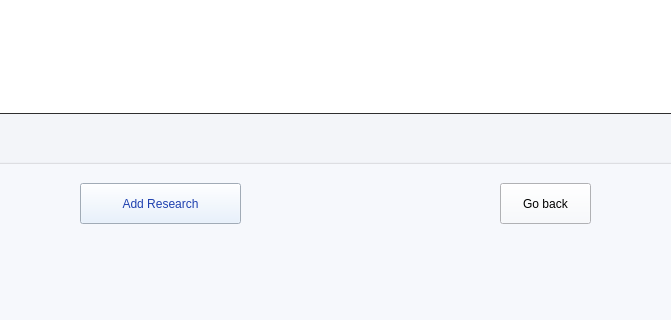
Qt form mainwindow.ui (Confused-Guy/Smart-research-publication-management) before a commit; both pictures show x 260 to 931 and y 447 to 767 of the 1298 by 767 pixel window.
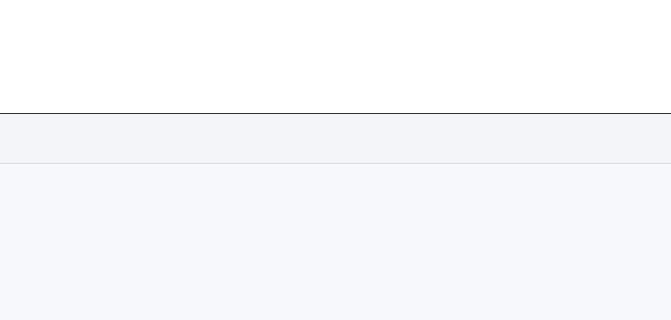
The same form after that commit. The open tabs and pages were chosen to show the change. Icons and pictures are not drawn.

The edit to the form file:
```diff
--- a/mainwindow.ui
+++ b/mainwindow.ui
@@ -8197,274 +8197,6 @@
      </widget>
     </widget>
     <widget class="QWidget" name="page_7">
-     <widget class="QPushButton" name="backHome2">
-      <property name="geometry">
-       <rect>
-        <x>690</x>
-        <y>630</y>
-        <width>91</width>
-        <height>41</height>
-       </rect>
-      </property>
-      <property name="toolTip">
-       <string>Quit</string>
-      </property>
-      <property name="text">
-       <string>Go back</string>
-      </property>
-      <property name="iconSize">
-       <size>
-        <width>25</width>
-        <height>25</height>
-       </size>
-      </property>
-     </widget>
-     <widget class="QPushButton" name="pushButton_2">
-      <property name="geometry">
-       <rect>
-        <x>270</x>
-        <y>630</y>
-        <width>161</width>
-        <height>41</height>
-       </rect>
-      </property>
-      <property name="palette">
-       <palette>
-        <active>
-         <colorrole role="WindowText">
-          <brush brushstyle="SolidPattern">
-           <color alpha="255">
-            <red>30</red>
-            <green>64</green>
-            <blue>175</blue>
-           </color>
-          </brush>
-         </colorrole>
-         <colorrole role="Button">
-          <brush brushstyle="SolidPattern">
-           <color alpha="255">
-            <red>226</red>
-            <green>239</green>
-            <blue>255</blue>
-           </color>
-          </brush>
-         </colorrole>
-         <colorrole role="Text">
-          <brush brushstyle="SolidPattern">
-           <color alpha="255">
-            <red>30</red>
-            <green>64</green>
-            <blue>175</blue>
-           </color>
-          </brush>
-         </colorrole>
-         <colorrole role="ButtonText">
-          <brush brushstyle="SolidPattern">
-           <color alpha="255">
-            <red>30</red>
-            <green>64</green>
-            <blue>175</blue>
-           </color>
-          </brush>
-         </colorrole>
-         <colorrole role="Base">
-          <brush brushstyle="SolidPattern">
-           <color alpha="255">
-            <red>226</red>
-            <green>239</green>
-            <blue>255</blue>
-           </color>
-          </brush>
-         </colorrole>
-         <colorrole role="Window">
-          <brush brushstyle="SolidPattern">
-           <color alpha="255">
-            <red>226</red>
-            <green>239</green>
-            <blue>255</blue>
-           </color>
-          </brush>
-         </colorrole>
-         <colorrole role="Highlight">
-          <brush brushstyle="SolidPattern">
-           <color alpha="255">
-            <red>31</red>
-            <green>155</green>
-            <blue>93</blue>
-           </color>
-          </brush>
-         </colorrole>
-         <colorrole role="PlaceholderText">
-          <brush brushstyle="SolidPattern">
-           <color alpha="128">
-            <red>30</red>
-            <green>64</green>
-            <blue>175</blue>
-           </color>
-          </brush>
-         </colorrole>
-        </active>
-        <inactive>
-         <colorrole role="WindowText">
-          <brush brushstyle="SolidPattern">
-           <color alpha="255">
-            <red>30</red>
-            <green>64</green>
-            <blue>175</blue>
-           </color>
-          </brush>
-         </colorrole>
-         <colorrole role="Button">
-          <brush brushstyle="SolidPattern">
-           <color alpha="255">
-            <red>226</red>
-            <green>239</green>
-            <blue>255</blue>
-           </color>
-          </brush>
-         </colorrole>
-         <colorrole role="Text">
-          <brush brushstyle="SolidPattern">
-           <color alpha="255">
-            <red>30</red>
-            <green>64</green>
-            <blue>175</blue>
-           </color>
-          </brush>
-         </colorrole>
-         <colorrole role="ButtonText">
-          <brush brushstyle="SolidPattern">
-           <color alpha="255">
-            <red>30</red>
-            <green>64</green>
-            <blue>175</blue>
-           </color>
-          </brush>
-         </colorrole>
-         <colorrole role="Base">
-          <brush brushstyle="SolidPattern">
-           <color alpha="255">
-            <red>226</red>
-            <green>239</green>
-            <blue>255</blue>
-           </color>
-          </brush>
-         </colorrole>
-         <colorrole role="Window">
-          <brush brushstyle="SolidPattern">
-           <color alpha="255">
-            <red>226</red>
-            <green>239</green>
-            <blue>255</blue>
-           </color>
-          </brush>
-         </colorrole>
-         <colorrole role="Highlight">
-          <brush brushstyle="SolidPattern">
-           <color alpha="255">
-            <red>31</red>
-            <green>155</green>
-            <blue>93</blue>
-           </color>
-          </brush>
-         </colorrole>
-         <colorrole role="PlaceholderText">
-          <brush brushstyle="SolidPattern">
-           <color alpha="128">
-            <red>30</red>
-            <green>64</green>
-            <blue>175</blue>
-           </color>
-          </brush>
-         </colorrole>
-        </inactive>
-        <disabled>
-         <colorrole role="WindowText">
-          <brush brushstyle="SolidPattern">
-           <color alpha="255">
-            <red>30</red>
-            <green>64</green>
-            <blue>175</blue>
-           </color>
-          </brush>
-         </colorrole>
-         <colorrole role="Button">
-          <brush brushstyle="SolidPattern">
-           <color alpha="255">
-            <red>226</red>
-            <green>239</green>
-            <blue>255</blue>
-           </color>
-          </brush>
-         </colorrole>
-         <colorrole role="Text">
-          <brush brushstyle="SolidPattern">
-           <color alpha="255">
-            <red>30</red>
-            <green>64</green>
-            <blue>175</blue>
-           </color>
-          </brush>
-         </colorrole>
-         <colorrole role="ButtonText">
-          <brush brushstyle="SolidPattern">
-           <color alpha="255">
-            <red>30</red>
-            <green>64</green>
-            <blue>175</blue>
-           </color>
-          </brush>
-         </colorrole>
-         <colorrole role="Base">
-          <brush brushstyle="SolidPattern">
-           <color alpha="255">
-            <red>226</red>
-            <green>239</green>
-            <blue>255</blue>
-           </color>
-          </brush>
-         </colorrole>
-         <colorrole role="Window">
-          <brush brushstyle="SolidPattern">
-           <color alpha="255">
-            <red>226</red>
-            <green>239</green>
-            <blue>255</blue>
-           </color>
-          </brush>
-         </colorrole>
-         <colorrole role="Highlight">
-          <brush brushstyle="SolidPattern">
-           <color alpha="255">
-            <red>31</red>
-            <green>155</green>
-            <blue>93</blue>
-           </color>
-          </brush>
-         </colorrole>
-         <colorrole role="PlaceholderText">
-          <brush brushstyle="SolidPattern">
-           <color alpha="128">
-            <red>30</red>
-            <green>64</green>
-            <blue>175</blue>
-           </color>
-          </brush>
-         </colorrole>
-        </disabled>
-       </palette>
-      </property>
-      <property name="cursor">
-       <cursorShape>PointingHandCursor</cursorShape>
-      </property>
-      <property name="text">
-       <string>Add Research</string>
-      </property>
-      <property name="icon">
-       <iconset>
-        <normaloff>icons/plus.svg</normaloff>icons/plus.svg</iconset>
-      </property>
-     </widget>
      <widget class="QGroupBox" name="groupBox_3">
       <property name="geometry">
        <rect>
```
Left out of the diff: 2 changed lines with no effect on the pictures.
